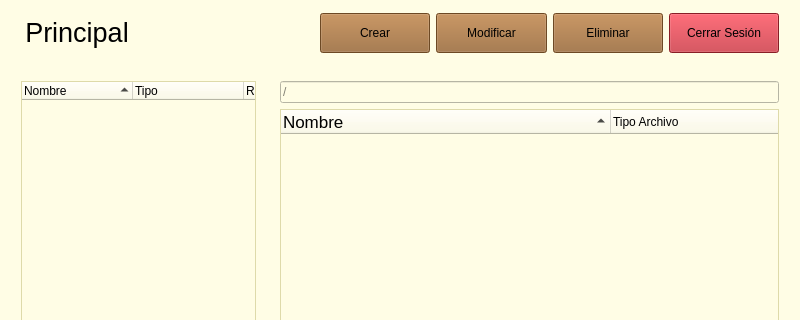
First picture: the form in Proyecto 3/vista/main.ui, repository enajera123/Proyectos-So, before the edit; both pictures show x 0 to 800 and y 0 to 320 of the 800 by 600 pixel window.
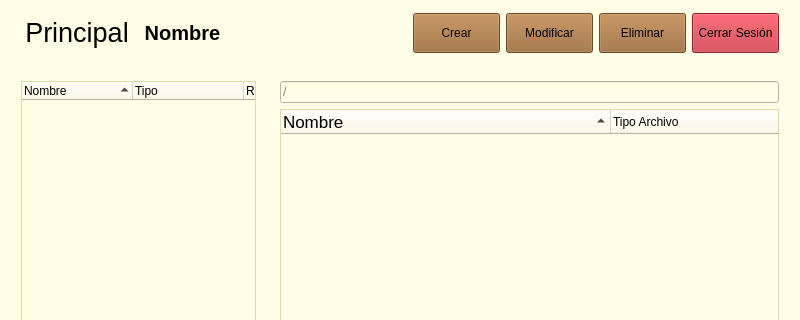
Second picture: the form after the edit. Icons and pictures are not drawn.

```diff
--- a/Proyecto 3/vista/main.ui
+++ b/Proyecto 3/vista/main.ui
@@ -233,6 +233,23 @@
          </property>
         </widget>
        </item>
+       <item>
+        <widget class="QLabel" name="lblNombre">
+         <property name="font">
+          <font>
+           <pointsize>15</pointsize>
+           <weight>75</weight>
+           <bold>true</bold>
+          </font>
+         </property>
+         <property name="text">
+          <string>Nombre</string>
+         </property>
+         <property name="alignment">
+          <set>Qt::AlignCenter</set>
+         </property>
+        </widget>
+       </item>
        <item>
         <spacer name="horizontalSpacer">
          <property name="orientation">
```
